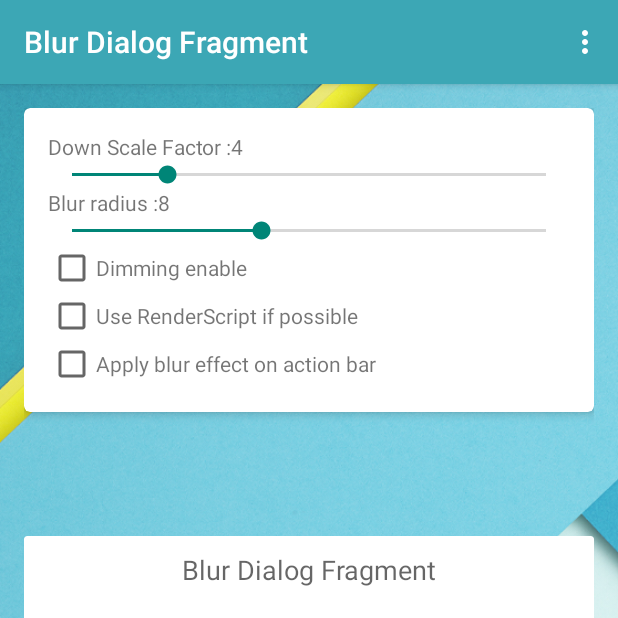
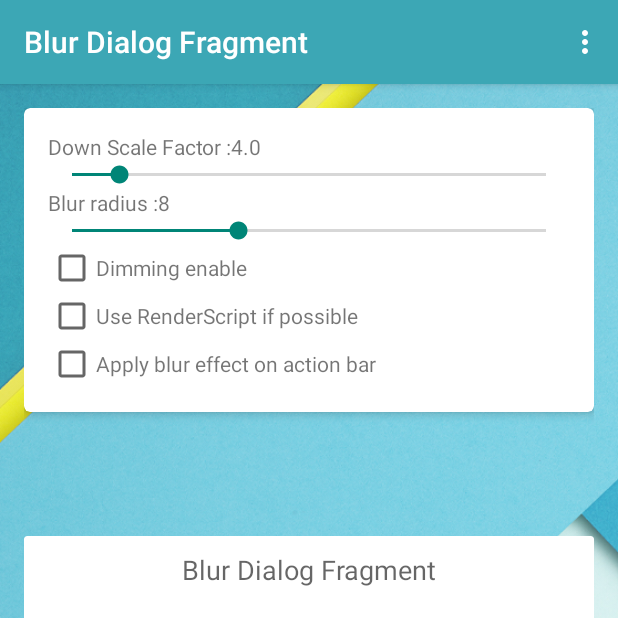
Before and after one commit to tvbarthel/BlurDialogFragment, an Android app: the screen it shows after launch (SampleActionBarActivity), after a tap on "BLUR DIALOG", on a phone screen of 412 x 824 dp, the top half of it. Run offline under Robolectric (Android 15) with nearby library versions, the phone set to English and light mode, and no system bars.

Commit message:
[Sample] fix progress range

```diff
--- a/sample/src/main/java/fr/tvbarthel/lib/blurdialogfragment/sample/SampleActionBarActivity.java
+++ b/sample/src/main/java/fr/tvbarthel/lib/blurdialogfragment/sample/SampleActionBarActivity.java
@@ -107,8 +107,8 @@ public class SampleActionBarActivity extends ActionBarActivity implements View.O
             case R.id.button:
                 SampleSupportDialogFragment fragment
                         = SampleSupportDialogFragment.newInstance(
-                        mBlurRadiusSeekbar.getProgress(),
-                        mDownScaleFactorSeekbar.getProgress(),
+                        mBlurRadiusSeekbar.getProgress() + 1,
+                        (mDownScaleFactorSeekbar.getProgress() / 10f) + 2,
                         mDimmingEnable.isChecked(),
                         mDebugMode.isChecked(),
                         mBlurredActionBar.isChecked(),
@@ -129,7 +129,7 @@ public class SampleActionBarActivity extends ActionBarActivity implements View.O
         mBlurRadiusSeekbar.setOnSeekBarChangeListener(new SeekBar.OnSeekBarChangeListener() {
             @Override
             public void onProgressChanged(SeekBar seekBar, int progress, boolean fromUser) {
-                mBlurRadiusTextView.setText(mBlurPrefix + progress);
+                mBlurRadiusTextView.setText(mBlurPrefix + (progress + 1));
             }
 
             @Override
@@ -146,7 +146,7 @@ public class SampleActionBarActivity extends ActionBarActivity implements View.O
         mDownScaleFactorSeekbar.setOnSeekBarChangeListener(new SeekBar.OnSeekBarChangeListener() {
             @Override
             public void onProgressChanged(SeekBar seekBar, int progress, boolean fromUser) {
-                mDownScaleFactorTextView.setText(mDownScalePrefix + progress);
+                mDownScaleFactorTextView.setText(mDownScalePrefix + (progress / 10f + 2));
             }
 
             @Override
@@ -164,7 +164,7 @@ public class SampleActionBarActivity extends ActionBarActivity implements View.O
         mDownScalePrefix = getString(R.string.activity_sample_down_scale_factor);
 
         //set default blur radius to 8.
-        mBlurRadiusSeekbar.setProgress(8);
-        mDownScaleFactorSeekbar.setProgress(4);
+        mBlurRadiusSeekbar.setProgress(7);
+        mDownScaleFactorSeekbar.setProgress(20);
     }
 }
--- a/sample/src/main/res/layout/activity_sample.xml
+++ b/sample/src/main/res/layout/activity_sample.xml
@@ -38,7 +38,7 @@
                 android:layout_width="match_parent"
                 android:layout_height="wrap_content"
                 android:id="@+id/downScaleFactorSeekbar"
-                android:max="20" />
+                android:max="200" />
 
             <TextView
                 android:layout_width="match_parent"
```
